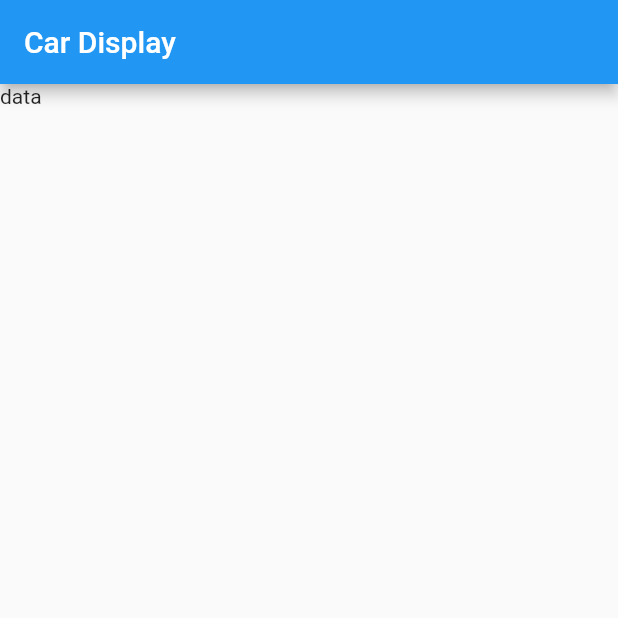
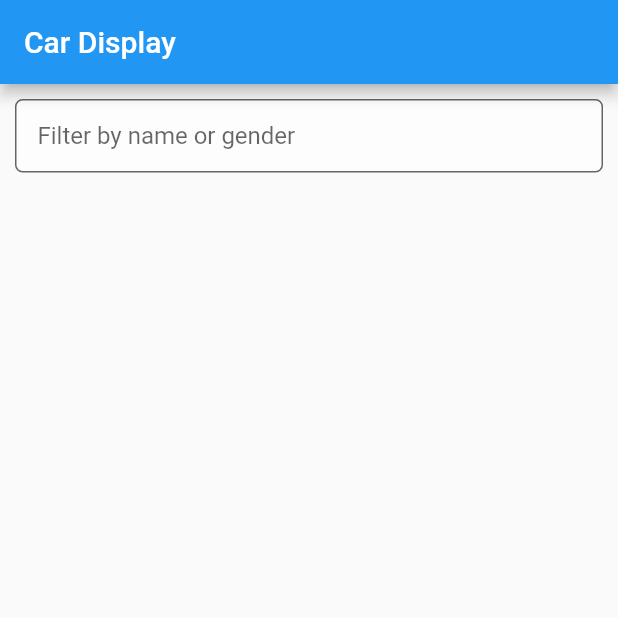
Before and after one commit to JustifiedTech/Dev-Placement-Api, a Flutter app: the screen it shows after launch, on a phone screen of 412 x 824 dp, the top half of it. Run offline on Flutter 3.47's test engine with Material 2 defaults, Android fonts, the phone set to English and light mode, and no system bars; accounts and stored records are empty; generated files the repository leaves out were written again; network calls fail.

Commit message:
recent update

```diff
--- a/lib/homePage.dart
+++ b/lib/homePage.dart
@@ -1,4 +1,8 @@
+import 'package:cars/models/account.dart';
 import 'package:flutter/material.dart';
+import 'dart:async';
+import 'services.dart';
+import './models/accounts.dart';
 
 class MyHomePage extends StatefulWidget {
   MyHomePage({Key key, this.title}) : super(key: key);
@@ -9,17 +13,123 @@ class MyHomePage extends StatefulWidget {
   _MyHomePageState createState() => _MyHomePageState();
 }
 
+class Debouncer {
+  final int milliseconds;
+  VoidCallback action;
+  Timer _timer;
+
+  Debouncer({this.milliseconds});
+  run(VoidCallback action) {
+    if (null != _timer) {
+      _timer.cancel();
+    }
+    _timer = Timer(Duration(microseconds: milliseconds), action);
+  }
+}
+
 class _MyHomePageState extends State<MyHomePage> {
+  final debouncer = Debouncer(milliseconds: 1000);
+  Accounts accounts;
+  String title;
+
+  @override
+  void initState() {
+    super.initState();
+    title = 'Loading users..';
+    accounts = Accounts();
+    Services.getAccounts().then((accountsFromServer) {
+      setState(() {
+        accounts = accountsFromServer;
+        title = widget.title;
+      });
+    });
+  }
+
+  Widget list() {
+    return Expanded(
+      child: ListView.builder(
+        itemBuilder: (BuildContext context, int index) {
+          return row(index);
+        },
+        itemCount: accounts.accounts == null ? 0 : accounts.accounts.length,
+      ),
+    );
+  }
+
+  Widget row(int index) {
+    return Card(
+      child: Padding(
+        padding: EdgeInsets.all(10.0),
+        child: Column(
+          mainAxisAlignment: MainAxisAlignment.start,
+          crossAxisAlignment: CrossAxisAlignment.start,
+          children: <Widget>[
+            Text(
+              accounts.accounts[index].fullName,
+              style: TextStyle(
+                color: Colors.black,
+                fontSize: 16,
+              ),
+            ),
+            SizedBox(
+              height: 5.0,
+            ),
+            Text(
+              accounts.accounts[index].gender,
+              style: TextStyle(
+                color: Colors.grey,
+                fontSize: 14,
+              ),
+            ),
+
+          ],
+        ),
+      ),
+    );
+  }
+
+  Widget searchF() {
+    return TextField(
+      decoration: InputDecoration(
+        border: OutlineInputBorder(
+          borderRadius: BorderRadius.circular(
+            5.0,
+          ),
+        ),
+        filled: true,
+        fillColor: Colors.white54,
+        contentPadding: EdgeInsets.all(15.0),
+        hintText: 'Filter by name or gender',
+      ),
+      onChanged: (string) {
+        debouncer.run(() {
+          setState(() {
+            title = 'searching ...';
+          });
+          Services.getAccounts().then((accountsFromServer) {
+            setState(() {
+              accounts = Accounts.filterList(accountsFromServer, string);
+              title = widget.title;
+            });
+          });
+        });
+      },
+    );
+  }
+
   @override
   Widget build(BuildContext context) {
     return Scaffold(
       appBar: AppBar(
-        title: Text(widget.title),
+        title: Text(title),
       ),
       body: Container(
+        padding: EdgeInsets.all(10.0),
         child: Column(
-          children: [
-            Text('data'),
+          children: <Widget>[
+            searchF(),
+            SizedBox(height: 10.0),
+            list(),
           ],
         ),
       ),
--- a/lib/main.dart
+++ b/lib/main.dart
@@ -1,7 +1,7 @@
 import 'package:flutter/material.dart';
 
-import 'package:http/http.dart';
-import 'package:csv/csv.dart';
+// import 'package:http/http.dart';
+// import 'package:csv/csv.dart';
 
 import './homePage.dart';
 
@@ -14,6 +14,7 @@ class MyApp extends StatelessWidget {
   @override
   Widget build(BuildContext context) {
     return MaterialApp(
+      debugShowCheckedModeBanner: false,
       title: 'Cars App',
       theme: ThemeData(
         primarySwatch: Colors.blue,
--- /dev/null
+++ b/lib/models/account.dart
@@ -0,0 +1,19 @@
+import 'package:json_annotation/json_annotation.dart';
+
+part 'account.g.dart';
+
+@JsonSerializable()
+class Account {
+    Account();
+
+    String id;
+    String avatar;
+    String fullName;
+    String createdAt;
+    String gender;
+    List colors;
+    List countries;
+
+    factory Account.fromJson(Map<String,dynamic> json) => _$AccountFromJson(json);
+    Map<String, dynamic> toJson() => _$AccountToJson(this);
+}
--- /dev/null
+++ b/lib/models/accounts.dart
@@ -0,0 +1,24 @@
+import 'package:json_annotation/json_annotation.dart';
+import "account.dart";
+part 'accounts.g.dart';
+
+@JsonSerializable()
+class Accounts {
+  Accounts();
+
+  List<Account> accounts;
+
+  factory Accounts.fromJson(Map<String, dynamic> json) =>
+      _$AccountsFromJson(json);
+  Map<String, dynamic> toJson() => _$AccountsToJson(this);
+
+  static Accounts filterList(Accounts accounts, String filterString) {
+    Accounts tempAccounts = accounts;
+    List<Account> _accounts = tempAccounts.accounts
+        .where((a) =>
+            (a.fullName.toLowerCase().contains(filterString.toLowerCase())))
+        .toList();
+    accounts.accounts = _accounts;
+    return accounts;
+  }
+}
--- /dev/null
+++ b/lib/models/index.dart
@@ -0,0 +1,2 @@
+export 'account.dart' ;
+export 'accounts.dart' ;
--- /dev/null
+++ b/lib/services.dart
@@ -0,0 +1,30 @@
+import "dart:convert";
+import 'package:http/http.dart' as http;
+import './models/account.dart';
+import './models/accounts.dart';
+
+class Services {
+  static const String url =
+      "https://android-json-test-api.herokuapp.com/accounts";
+  static Future<Accounts> getAccounts() async {
+    try {
+      final response = await http.get(url);
+      if (200 == response.statusCode) {
+        return parseAccounts(response.body);
+      } else {
+        return Accounts();
+      }
+    } catch (e) {
+      print('Error ${e.toString()}');
+      return Accounts();
+    }
+  }
+
+  static Accounts parseAccounts(String responseBody) {
+    final parsed = json.decode(responseBody).cast<Map<String, dynamic>>();
+    List<Account> accounts = parsed.map<Account>((json) => Account.fromJson(json)).toList();
+    Accounts a = Accounts();
+    a.accounts = accounts;
+    return a;
+  }
+}
--- /dev/null
+++ b/owners/accounts.json
@@ -0,0 +1,3 @@
+{
+    "accounts": "$[]account"
+}
--- a/pubspec.yaml
+++ b/pubspec.yaml
@@ -25,7 +25,7 @@ dependencies:
     sdk: flutter
   http: ^0.12.2
   csv: ^4.1.0
-
+  json_annotation:
 
 
   # The following adds the Cupertino Icons font to your application.
@@ -35,7 +35,9 @@ dependencies:
 dev_dependencies:
   flutter_test:
     sdk: flutter
-
+  json_model:
+  build_runner: ^1.0.0
+  json_serializable: ^2.0.0
 # For information on the generic Dart part of this file, see the
 # following page: https://dart.dev/tools/pub/pubspec
 
```
Also changed, not shown: owners/account.json (added, +18 -0 lines), lib/models/account.g.dart (added), lib/models/accounts.g.dart (added), pubspec.lock.
